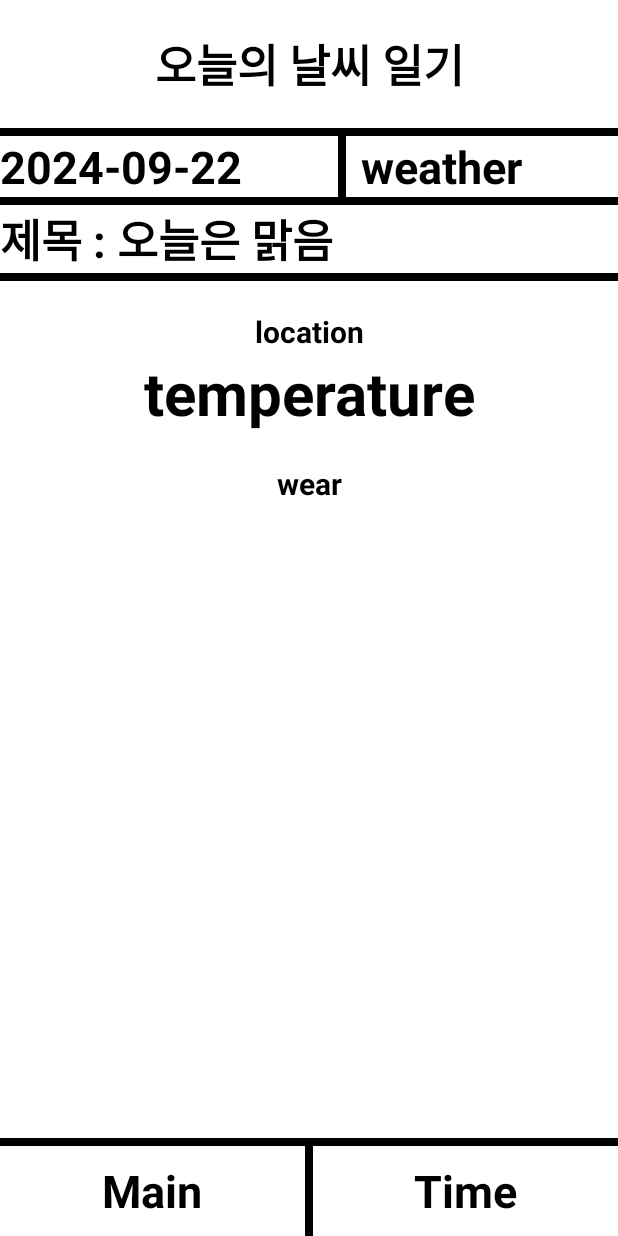
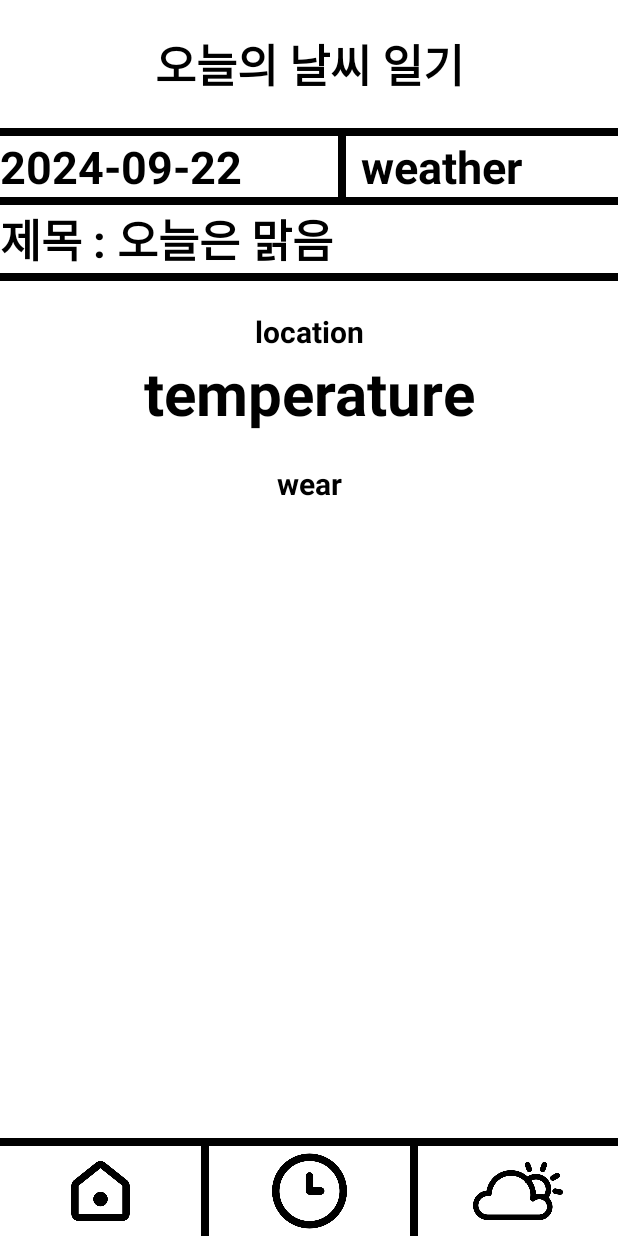
Before and after one commit to pyowonsik/OndoOtdo, an Android app: the layout fragment_main.xml on its own in the app's theme, with its tools: preview values and no code run, on a phone screen of 412 x 824 dp. Run offline under Robolectric (Android 15) with nearby library versions, the phone set to English and light mode, and no system bars.

Commit message:
hotfix : modify tab menu text -> image

```diff
--- a/app/src/main/java/com/wspyo/ondootdo/MainFragment.kt
+++ b/app/src/main/java/com/wspyo/ondootdo/MainFragment.kt
@@ -78,7 +78,7 @@ class MainFragment : Fragment() {
             temperature in 17.0..19.9 -> listOf("얇은 니트", "맨투맨", "가디건", "청바지")
             temperature in 12.0..16.9 -> listOf("자켓", "가디건", "야상", "스타킹", "청바지", "면바지")
             temperature in 9.0..11.9 -> listOf("자켓", "트렌치코트", "야상", "니트", "청바지", "스타킹")
-            temperature in 5.0..8.9 -> listOf("코트", "가죽자켓", "히트텍", "니트", "레깅스")
+            temperature in 5.0..8.9 -> listOf("코트", "가죽자켓", "내복", "니트", "레깅스")
             else -> listOf("패딩", "두꺼운코트", "목도리", "기모제품")
         }
         binding.WearTextView.text = outfit.joinToString(", ")
--- a/app/src/main/res/layout/fragment_main.xml
+++ b/app/src/main/res/layout/fragment_main.xml
@@ -167,32 +167,53 @@
                 app:layout_constraintStart_toStartOf="parent"
                 app:layout_constraintEnd_toEndOf="parent">
 
-                <TextView
+
+                <ImageButton
                     android:id="@+id/mainFragmentTab"
-                    android:layout_width="0dp"
+                    android:layout_weight="1"
+                    android:layout_width="match_parent"
                     android:layout_height="match_parent"
-                    android:layout_weight="1"
-                    android:gravity="center"
-                    android:text="Main"
-                    android:textSize="30sp"
-                    android:textColor="@color/black"
-                    android:textStyle="bold" />
+                    android:background="?attr/selectableItemBackgroundBorderless"
+                    android:scaleType="fitCenter"
+                    android:src="@drawable/home_tab"
+                    app:layout_constraintEnd_toEndOf="parent"
+                    app:layout_constraintTop_toTopOf="parent" />
+
 
                 <View
                     android:layout_width="5dp"
                     android:layout_height="match_parent"
                     android:background="#000000" />
 
-                <TextView
+
+                <ImageButton
                     android:id="@+id/timeFragmentTab"
-                    android:layout_width="0dp"
+                    android:layout_weight="1"
+                    android:layout_width="match_parent"
                     android:layout_height="match_parent"
+                    android:background="?attr/selectableItemBackgroundBorderless"
+                    android:scaleType="fitCenter"
+                    android:src="@drawable/time_tab"
+                    app:layout_constraintEnd_toEndOf="parent"
+                    app:layout_constraintTop_toTopOf="parent" />
+
+                <View
+                    android:layout_width="5dp"
+                    android:layout_height="match_parent"
+                    android:background="#000000" />
+
+
+                <ImageButton
+                    android:id="@+id/weatherFragmentTab"
                     android:layout_weight="1"
-                    android:gravity="center"
-                    android:text="Time"
-                    android:textSize="30sp"
-                    android:textColor="@color/black"
-                    android:textStyle="bold" />
+                    android:layout_width="match_parent"
+                    android:layout_height="match_parent"
+                    android:background="?attr/selectableItemBackgroundBorderless"
+                    android:scaleType="fitCenter"
+                    android:src="@drawable/weather_tab"
+                    app:layout_constraintEnd_toEndOf="parent"
+                    app:layout_constraintTop_toTopOf="parent" />
+
             </LinearLayout>
 
         </androidx.constraintlayout.widget.ConstraintLayout>
```
Also changed, not shown: app/src/main/res/layout/fragment_setting.xml (+35 -15 lines), app/src/main/res/drawable/home_tab.png (added), app/src/main/res/drawable/time_tab.png (added), app/src/main/res/drawable/weather_tab.png (added).
